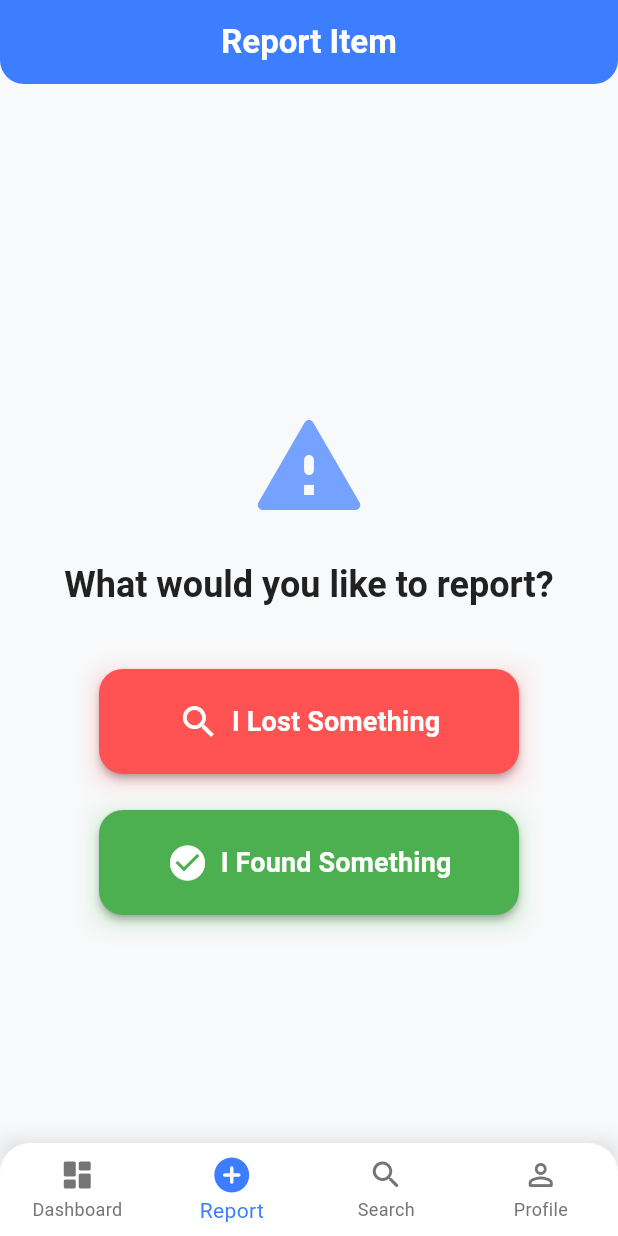
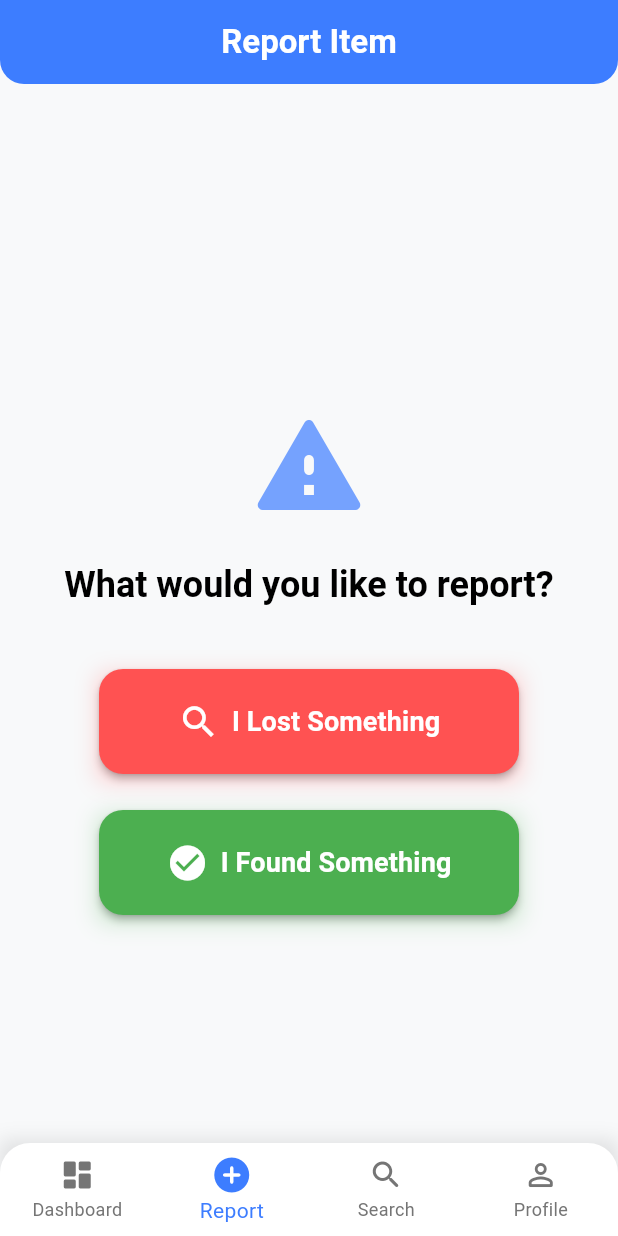
Before and after one commit to Abdallah-Afifi/Find_On_Campus, a Flutter app: the screen it shows after launch, item 2 of the bottom bar chosen, on a phone screen of 412 x 824 dp. Run offline on Flutter 3.47's test engine with Material 3 defaults, Android fonts, the phone set to English and light mode, and no system bars; our stand-ins replace cloud_firestore, firebase_auth, firebase_core, firebase_messaging, firebase_storage, flutter_local_notifications and 2 more; accounts and stored records are empty; network calls fail.

Commit message:
Update app_theme.dart

```diff
--- a/find_on_campus/lib/utils/app_theme.dart
+++ b/find_on_campus/lib/utils/app_theme.dart
@@ -17,7 +17,7 @@ class AppTheme {
   static const Color searchBarBackground = Color(0xFFEEEEEE);
 
   // Text Colors
-  static const Color textPrimary = Color(0xFF212121);
+  static const Color textPrimary = Color(0xFF000000); // black
   static const Color textSecondary = Color(0xFF757575);
   static const Color textLight = Color(0xFFBDBDBD);
 
```
